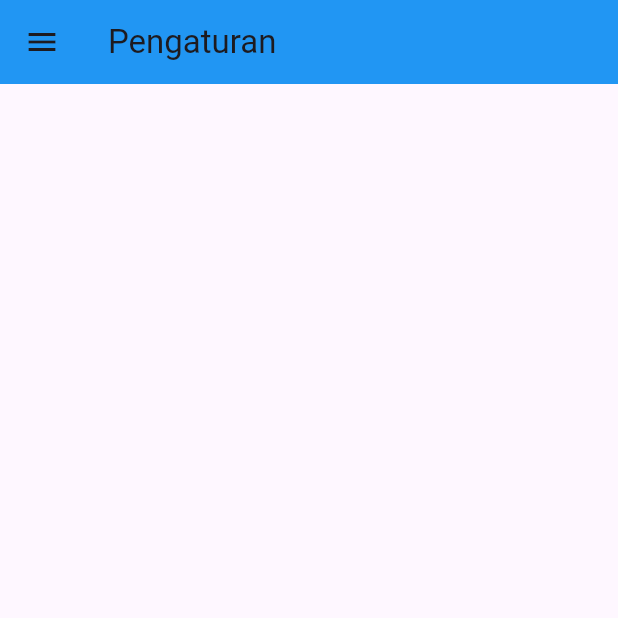
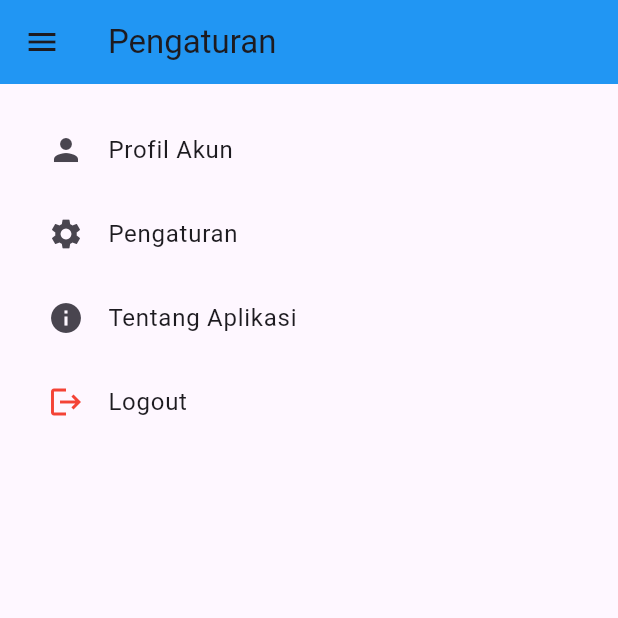
Before and after one commit to ismam31/project3_kelompok7, a Flutter app: the PengaturanPage screen opened by its route, on a phone screen of 412 x 824 dp, the top half of it. Run offline on Flutter 3.47's test engine with Material 3 defaults, Android fonts, the phone set to English and light mode, and no system bars; our stand-ins replace fl_chart, flutter_animate; missing offline and left inert: blue_thermal_printer.

Commit message:
menambahkan isi pada halaman pengaturan

```diff
--- a/lib/pages/pengaturan_page.dart
+++ b/lib/pages/pengaturan_page.dart
@@ -15,7 +15,34 @@ class PengaturanPage extends StatelessWidget {
       body: ListView(
         padding: const EdgeInsets.all(16),
         children: [
-
+          ListTile(
+            leading: const Icon(Icons.person),
+            title: const Text('Profil Akun'),
+            onTap: () {
+              // Navigasi atau aksi ke halaman profil
+            },
+          ),
+          ListTile(
+            leading: const Icon(Icons.settings),
+            title: const Text('Pengaturan'),
+            onTap: () {
+              // Sudah di halaman ini, mungkin bisa disable atau beri indikasi
+            },
+          ),
+          ListTile(
+            leading: const Icon(Icons.info),
+            title: const Text('Tentang Aplikasi'),
+            onTap: () {
+              // Navigasi ke halaman tentang aplikasi
+            },
+          ),
+          ListTile(
+            leading: const Icon(Icons.logout, color: Colors.red),
+            title: const Text('Logout'),
+            onTap: () {
+            Navigator.pushNamed(context, '/dashboard');
+            },
+          ),
         ],
       ),
     );
```
